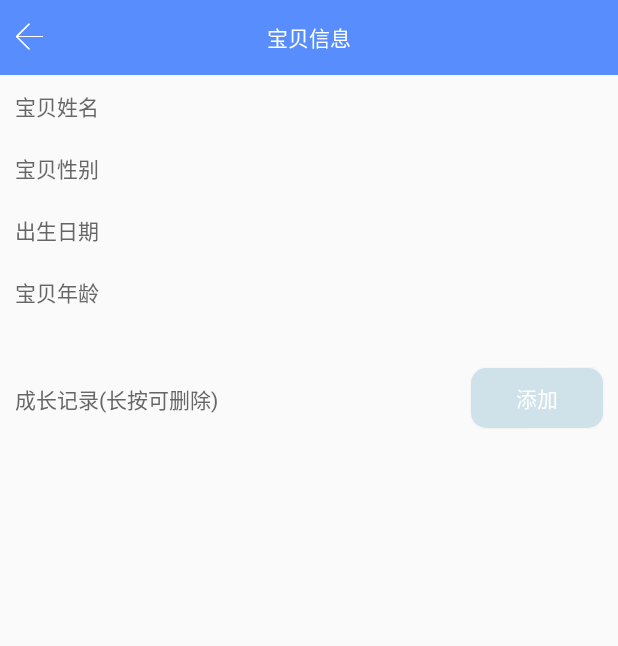
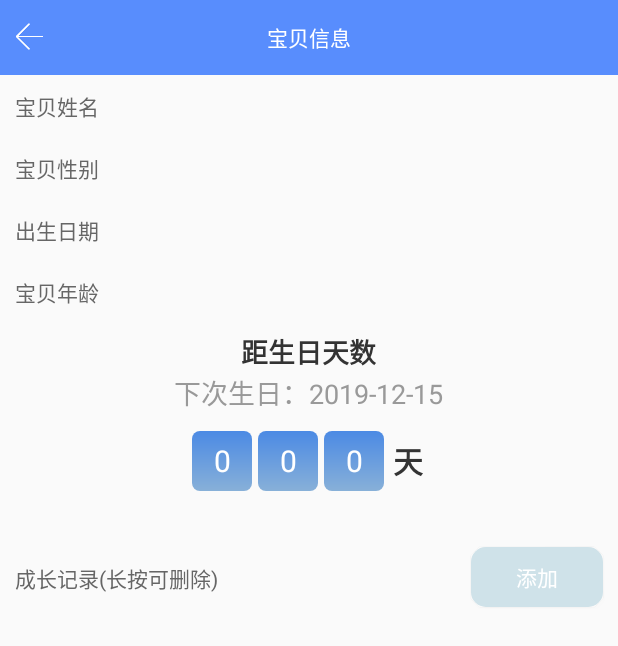
Before and after one commit to GuchaoGit/BabysLife, an Android app: the layout activity_baby_detail.xml on its own in the app's theme, with its tools: preview values and no code run, on a phone screen of 412 x 824 dp. Shown: the top 646 px of the screen. Run offline under Robolectric (Android 15) with nearby library versions, the phone set to English and light mode, and no system bars.

Commit message:
宝贝详情页添加下次生日提醒

```diff
--- a/app/build.gradle
+++ b/app/build.gradle
@@ -6,8 +6,8 @@ android {
         applicationId "com.guc.babyslife"
         minSdkVersion 21
         targetSdkVersion 28
-        versionCode 4
-        versionName "1.3"
+        versionCode 5
+        versionName "1.4"
         testInstrumentationRunner "android.support.test.runner.AndroidJUnitRunner"
         javaCompileOptions {
             annotationProcessorOptions {
--- a/app/src/main/java/com/guc/babyslife/ui/BabyDetailActivity.java
+++ b/app/src/main/java/com/guc/babyslife/ui/BabyDetailActivity.java
@@ -20,6 +20,7 @@ import com.guc.babyslife.ui.adapter.AdapterRecords;
 import com.guc.babyslife.ui.adapter.RecyclerViewBindingAdapter;
 import com.guc.babyslife.ui.fragment.AddRecordDialogFragment;
 
+import java.util.Calendar;
 import java.util.List;
 
 import io.reactivex.Observable;
@@ -62,6 +63,21 @@ public class BabyDetailActivity extends BaseActivity implements View.OnClickList
         mBinding.setItemClickListener(this);
         mBinding.setItemLongClickListener(this);
         update();
+        initCounterTip();
+    }
+
+    private void initCounterTip() {
+        Calendar calendarNow = Calendar.getInstance();
+        Calendar calendar = Calendar.getInstance();
+        calendar.set(calendarNow.get(Calendar.YEAR), mBaby.birthMonth, mBaby.birthDay);
+        if (calendarNow.before(calendar)) {
+            mBinding.setYear(calendar.get(Calendar.YEAR));
+        } else {
+            mBinding.setYear(calendar.get(Calendar.YEAR) + 1);
+        }
+
+        mBinding.setMonth(mBaby.birthMonth + 1);
+        mBinding.setDay(mBaby.birthDay);
     }
 
     @Override
--- /dev/null
+++ b/app/src/main/java/com/guc/babyslife/ui/adapter/ViewCounterTipsBindingAdapter.java
@@ -0,0 +1,17 @@
+package com.guc.babyslife.ui.adapter;
+
+import android.databinding.BindingAdapter;
+
+import com.guc.babyslife.widget.ViewCounterTips;
+
+/**
+ * Created by guc on 2019/12/20.
+ * 描述：TextView databing 属性
+ */
+public class ViewCounterTipsBindingAdapter {
+    @BindingAdapter(value = {"android:endYear", "android:endMonth", "android:endDay"}, requireAll = true)
+    public static void setupAdapter(ViewCounterTips viewCounterTips, final int year, final int month, final int day) {
+        viewCounterTips.setEndDate(year, month, day);
+    }
+
+}
--- /dev/null
+++ b/app/src/main/java/com/guc/babyslife/widget/ViewCounterTips.java
@@ -0,0 +1,143 @@
+package com.guc.babyslife.widget;
+
+import android.content.Context;
+import android.support.annotation.NonNull;
+import android.support.annotation.Nullable;
+import android.util.AttributeSet;
+import android.view.View;
+import android.widget.FrameLayout;
+import android.widget.TextView;
+
+import com.guc.babyslife.R;
+
+import java.util.Calendar;
+
+import butterknife.BindView;
+import butterknife.ButterKnife;
+
+/**
+ * Created by guc on 2019/12/20.
+ * 描述：计时提醒
+ */
+public class ViewCounterTips extends FrameLayout {
+    private static final String TAG = "ViewCounterTips";
+    @BindView(R.id.tv_title)
+    TextView mTvTitle;
+    @BindView(R.id.tv_end_time)
+    TextView mTvEndTime;
+    @BindView(R.id.tv_hundredOfDay)
+    TextView mTvHundredOfDay;
+    @BindView(R.id.tv_tensOfDay)
+    TextView mTvTensOfDay;
+    @BindView(R.id.tv_unitsOfDay)
+    TextView mTvUnitsOfDay;
+    @BindView(R.id.tv_tensOfHour)
+    TextView mTvTensOfHour;
+    @BindView(R.id.tv_unitsOfHour)
+    TextView mTvUnitsOfHour;
+    @BindView(R.id.tv_hour)
+    TextView mTvHour;
+    // 月为1-12
+    private int endYear = 2019, endMonth = 12, endDay = 15, endHours = 12, endMinute = 0;
+    private Calendar mEndCalendar;
+    private int mLeftDay, mLeftHour;//剩余天数 ， 小时
+    private long mEndTimeMillis, mCurrentTimeMillis;
+    private boolean isShowHour = false;//是否显示小时
+
+
+    public ViewCounterTips(@NonNull Context context) {
+        this(context, null);
+    }
+
+    public ViewCounterTips(@NonNull Context context, @Nullable AttributeSet attrs) {
+        this(context, attrs, 0);
+    }
+
+    public ViewCounterTips(@NonNull Context context, @Nullable AttributeSet attrs, int defStyleAttr) {
+        super(context, attrs, defStyleAttr);
+        inflate(context, R.layout.layout_counter, this);
+        ButterKnife.bind(this);
+        initView();
+        initEndDate();
+        calculateLeftTime();
+    }
+
+    private void initView() {
+        mTvHour.setVisibility(isShowHour ? View.VISIBLE : View.GONE);
+        mTvTensOfHour.setVisibility(isShowHour ? View.VISIBLE : View.GONE);
+        mTvUnitsOfHour.setVisibility(isShowHour ? View.VISIBLE : View.GONE);
+    }
+
+    /**
+     * 更新时间
+     */
+    public void updateTime() {
+        calculateLeftTime();
+    }
+
+    /**
+     * 设置截止日期
+     *
+     * @param year  年
+     * @param month 月 1-12
+     * @param day   日
+     */
+    public void setEndDate(int year, int month, int day) {
+        this.endYear = year;
+        this.endMonth = month;
+        this.endDay = day;
+        initEndDate();
+        updateTime();
+    }
+
+    /**
+     * 设置截止日期
+     *
+     * @param year   年
+     * @param month  月 1-12
+     * @param day    日
+     * @param hour   时
+     * @param minute 分
+     */
+    public void setEndDateTime(int year, int month, int day, int hour, int minute) {
+        this.endHours = hour;
+        this.endMinute = minute;
+        setEndDate(year, month, day);
+    }
+
+    private void initEndDate() {
+        mEndCalendar = Calendar.getInstance();
+        mEndCalendar.set(endYear, endMonth - 1, endDay, endHours, endMinute);
+        mEndTimeMillis = mEndCalendar.getTimeInMillis();
+        mTvEndTime.setText(String.format("下次生日：%d-%02d-%02d", endYear, endMonth, endDay));
+    }
+
+    /**
+     * 计算剩余时间
+     */
+    private void calculateLeftTime() {
+        mCurrentTimeMillis = System.currentTimeMillis();
+        if (mCurrentTimeMillis >= mEndTimeMillis) {
+            mLeftDay = 0;
+            mLeftHour = 0;
+        } else {
+            long timeMillisLeft = mEndTimeMillis - mCurrentTimeMillis;
+            mLeftDay = (int) (timeMillisLeft / 24 / 60 / 60 / 1000);
+            mLeftHour = (int) (timeMillisLeft % (24 * 60 * 60 * 1000) / 60 / 60 / 1000);
+        }
+        loadLeftTime();
+    }
+
+    private void loadLeftTime() {
+        mTvUnitsOfDay.setText(mLeftDay > 9 ? String.valueOf(mLeftDay % 10) : String.valueOf(mLeftDay));
+        mTvTensOfHour.setText(mLeftHour > 9 ? String.valueOf(mLeftHour / 10) : "0");
+        mTvUnitsOfHour.setText(mLeftHour > 9 ? String.valueOf(mLeftHour % 10) : String.valueOf(mLeftHour));
+        if (mLeftDay > 99) {
+            int tens = mLeftDay % 100 / 10;
+            mTvTensOfDay.setText(String.valueOf(tens));
+            mTvHundredOfDay.setText(String.valueOf(mLeftDay / 100));
+        } else {
+            mTvTensOfDay.setText(mLeftDay > 9 ? String.valueOf(mLeftDay / 10) : "0");
+        }
+    }
+}
--- /dev/null
+++ b/app/src/main/res/drawable/bg_counter.xml
@@ -0,0 +1,9 @@
+<?xml version="1.0" encoding="utf-8"?>
+<shape xmlns:android="http://schemas.android.com/apk/res/android"
+    android:shape="rectangle">
+    <gradient
+        android:angle="270"
+        android:endColor="#88B0D8"
+        android:startColor="#4B8AE4" />
+    <corners android:radius="@dimen/dimen_5dp" />
+</shape>
--- a/app/src/main/res/layout/activity_baby_detail.xml
+++ b/app/src/main/res/layout/activity_baby_detail.xml
@@ -29,6 +29,18 @@
         <variable
             name="divider"
             type="android.support.v7.widget.RecyclerView.ItemDecoration" />
+
+        <variable
+            name="year"
+            type="Integer" />
+
+        <variable
+            name="month"
+            type="Integer" />
+
+        <variable
+            name="day"
+            type="Integer" />
     </data>
 
     <LinearLayout
@@ -41,6 +53,15 @@
             android:layout_height="wrap_content"
             app:leftType="finish"
             app:title="@string/baby_detail" />
+
+        <android.support.v4.widget.NestedScrollView
+            android:layout_width="match_parent"
+            android:layout_height="wrap_content">
+
+            <LinearLayout
+                android:layout_width="match_parent"
+                android:layout_height="wrap_content"
+                android:orientation="vertical">
 
                 <LinearLayout
                     android:layout_width="match_parent"
@@ -114,6 +135,14 @@
                         android:text='@{detail.age +  @string/day +"\n" +detail.ageDesc}' />
                 </LinearLayout>
 
+                <com.guc.babyslife.widget.ViewCounterTips
+                    android:id="@+id/counter_tip"
+                    android:layout_width="match_parent"
+                    android:layout_height="wrap_content"
+                    android:endDay="@{day}"
+                    android:endMonth="@{month}"
+                    android:endYear="@{year}" />
+
                 <RelativeLayout
                     android:layout_width="match_parent"
                     android:layout_height="wrap_content">
@@ -140,12 +169,16 @@
 
                 <android.support.v7.widget.RecyclerView
                     android:id="@+id/rcv_baby"
+                    style="@style/NoEdgeRecycleView"
                     android:layout_width="match_parent"
                     android:layout_height="wrap_content"
+                    android:itemDecoration="@{divider}"
                     android:onItemClick="@{itemClickListener}"
                     android:onItemLongClick="@{itemLongClickListener}"
-            android:itemDecoration="@{divider}"
                     app:adapter="@{recordAdapter}"
                     app:layoutManager="android.support.v7.widget.LinearLayoutManager" />
             </LinearLayout>
+        </android.support.v4.widget.NestedScrollView>
+
+    </LinearLayout>
 </layout>
--- /dev/null
+++ b/app/src/main/res/layout/layout_counter.xml
@@ -0,0 +1,104 @@
+<?xml version="1.0" encoding="utf-8"?>
+<LinearLayout xmlns:android="http://schemas.android.com/apk/res/android"
+    android:layout_width="match_parent"
+    android:layout_height="wrap_content"
+    android:orientation="vertical"
+    android:padding="@dimen/dimen_5dp">
+
+    <TextView
+        android:id="@+id/tv_title"
+        style="@style/StyleCommonText"
+        android:layout_gravity="center_horizontal"
+        android:text="距生日天数"
+        android:textSize="@dimen/large_text_size"
+        android:textStyle="bold" />
+
+    <TextView
+        android:id="@+id/tv_end_time"
+        style="@style/StyleCommonText.Gray"
+        android:layout_gravity="center_horizontal"
+        android:text="下次生日："
+        android:textSize="@dimen/large_text_size" />
+
+    <LinearLayout
+        android:id="@+id/ll_left_time"
+        android:layout_width="wrap_content"
+        android:layout_height="wrap_content"
+        android:layout_gravity="center_horizontal"
+        android:layout_marginTop="@dimen/dimen_10dp"
+        android:orientation="horizontal">
+
+        <TextView
+            android:id="@+id/tv_hundredOfDay"
+            android:layout_width="@dimen/dimen_40dp"
+            android:layout_height="@dimen/dimen_40dp"
+            android:layout_margin="@dimen/dimen_2dp"
+            android:background="@drawable/bg_counter"
+            android:gravity="center"
+            android:text="0"
+            android:textColor="@color/colorWhite"
+            android:textSize="20sp" />
+
+        <TextView
+            android:id="@+id/tv_tensOfDay"
+            android:layout_width="@dimen/dimen_40dp"
+            android:layout_height="@dimen/dimen_40dp"
+            android:layout_margin="@dimen/dimen_2dp"
+            android:background="@drawable/bg_counter"
+            android:gravity="center"
+            android:text="0"
+            android:textColor="@color/colorWhite"
+            android:textSize="20sp" />
+
+        <TextView
+            android:id="@+id/tv_unitsOfDay"
+            android:layout_width="@dimen/dimen_40dp"
+            android:layout_height="@dimen/dimen_40dp"
+            android:layout_margin="@dimen/dimen_2dp"
+            android:background="@drawable/bg_counter"
+            android:gravity="center"
+            android:text="0"
+            android:textColor="@color/colorWhite"
+            android:textSize="20sp" />
+
+        <TextView
+            style="@style/StyleCommonText"
+            android:layout_gravity="center_vertical"
+            android:layout_margin="@dimen/dimen_4dp"
+            android:text="天"
+            android:textSize="20sp"
+            android:textStyle="bold" />
+
+        <TextView
+            android:id="@+id/tv_tensOfHour"
+            android:layout_width="@dimen/dimen_40dp"
+            android:layout_height="@dimen/dimen_40dp"
+            android:layout_margin="@dimen/dimen_2dp"
+            android:background="@drawable/bg_counter"
+            android:gravity="center"
+            android:text="0"
+            android:textColor="@color/colorWhite"
+            android:textSize="20sp" />
+
+        <TextView
+            android:id="@+id/tv_unitsOfHour"
+            android:layout_width="@dimen/dimen_40dp"
+            android:layout_height="@dimen/dimen_40dp"
+            android:layout_margin="@dimen/dimen_2dp"
+            android:background="@drawable/bg_counter"
+            android:gravity="center"
+            android:text="0"
+            android:textColor="@color/colorWhite"
+            android:textSize="20sp" />
+
+        <TextView
+            android:id="@+id/tv_hour"
+            style="@style/StyleCommonText"
+            android:layout_gravity="center_vertical"
+            android:layout_margin="@dimen/dimen_4dp"
+            android:text="时"
+            android:textSize="20sp"
+            android:textStyle="bold" />
+    </LinearLayout>
+
+</LinearLayout>
--- a/app/src/main/res/values/styles.xml
+++ b/app/src/main/res/values/styles.xml
@@ -124,4 +124,9 @@
     <style name="StyleDivider.Light" parent="StyleDivider">
         <item name="android:background">@color/colorGrayLighter</item>
     </style>
+
+    <style name="NoEdgeRecycleView">
+        <item name="android:overScrollMode">never</item>
+        <item name="android:scrollbars">none</item>
+    </style>
 </resources>
```
Also changed, not shown: 2 other files. Lines whose indentation alone changed are shown as unchanged.
